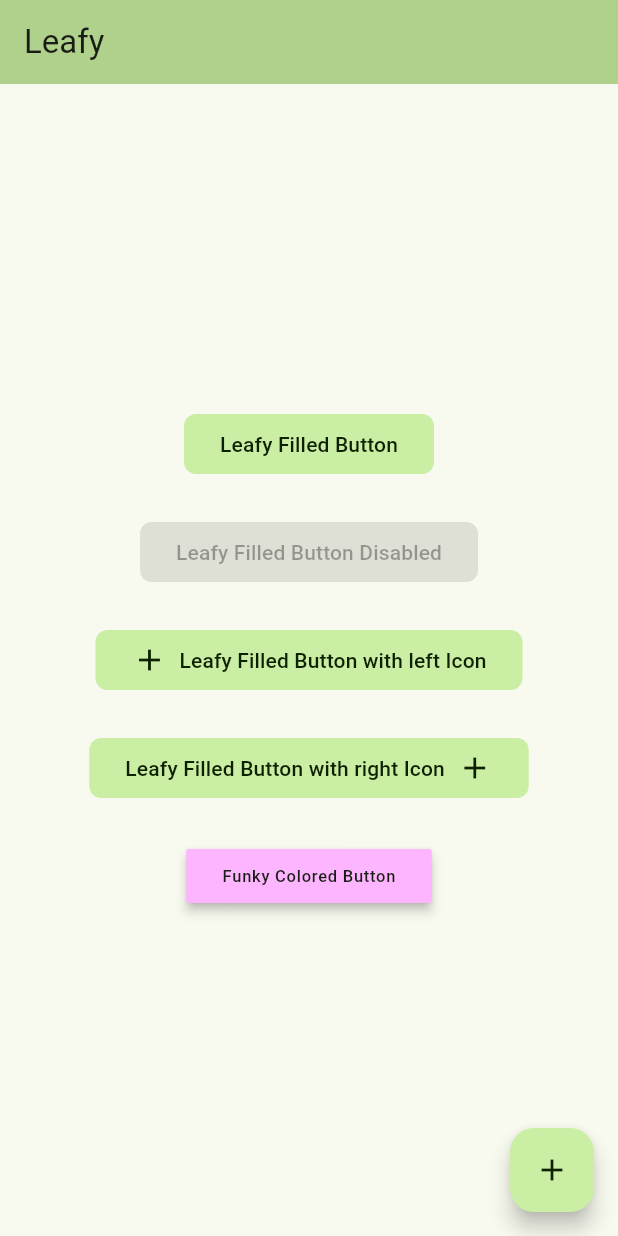
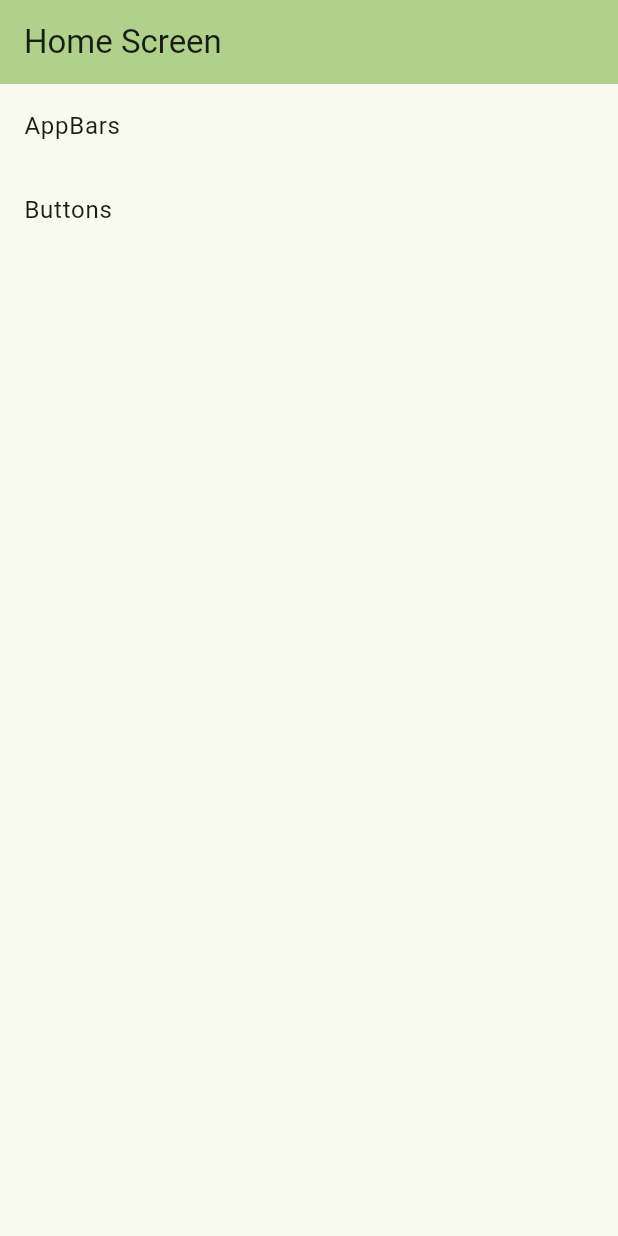
Before and after one commit to AliAkberAakash/leafy, a Flutter app: the screen it shows after launch, on a phone screen of 412 x 824 dp. Run offline on Flutter 3.47's test engine with Material 3 defaults, Android fonts, the phone set to English and light mode, and no system bars.

Commit message:
add: core screens

```diff
--- /dev/null
+++ b/example/lib/core/model/component_data.dart
@@ -0,0 +1,8 @@
+import 'package:example/core/screen/screen_widget.dart';
+
+class ComponentData {
+  final String title;
+  final ScreenWidget screen;
+
+  ComponentData(this.title, this.screen);
+}
--- /dev/null
+++ b/example/lib/core/screen/list_screen.dart
@@ -0,0 +1,31 @@
+import 'package:example/core/model/component_data.dart';
+import 'package:example/core/widget/component_tile.dart';
+import 'package:flutter/material.dart';
+
+class ListScreen extends StatelessWidget {
+  final List<ComponentData> data;
+
+  const ListScreen({
+    super.key,
+    required this.data,
+  });
+
+  @override
+  Widget build(BuildContext context) {
+    return ListView.builder(
+        itemCount: data.length,
+        itemBuilder: (ctx, idx) {
+          return ComponentTile(
+            title: data[idx].title,
+            onTap: () {
+              Navigator.push(
+                context,
+                MaterialPageRoute(
+                  builder: (context) => data[idx].screen,
+                ),
+              );
+            },
+          );
+        });
+  }
+}
--- /dev/null
+++ b/example/lib/core/screen/screen_widget.dart
@@ -0,0 +1,3 @@
+import 'package:flutter/widgets.dart';
+
+mixin ScreenWidget on Widget {}
--- /dev/null
+++ b/example/lib/core/widget/component_tile.dart
@@ -0,0 +1,26 @@
+import 'package:flutter/material.dart';
+import 'package:leafy/styles/util/extensions.dart';
+
+class ComponentTile extends StatelessWidget {
+  final String title;
+  final VoidCallback onTap;
+
+  const ComponentTile({
+    super.key,
+    required this.title,
+    required this.onTap,
+  });
+
+  @override
+  Widget build(BuildContext context) {
+    final theme = context.theme;
+
+    return ListTile(
+      title: Text(
+        title,
+        style: theme.textTheme.labelMedium,
+      ),
+      onTap: onTap,
+    );
+  }
+}
--- /dev/null
+++ b/example/lib/home/home_screen.dart
@@ -0,0 +1,34 @@
+import 'package:example/components/buttons/buttons_screen.dart';
+import 'package:example/core/model/component_data.dart';
+import 'package:example/core/screen/component_screen.dart';
+import 'package:example/core/screen/list_screen.dart';
+import 'package:flutter/material.dart';
+
+class HomeScreen extends StatelessWidget {
+  const HomeScreen({super.key});
+
+  @override
+  Widget build(BuildContext context) {
+    return Scaffold(
+      appBar: AppBar(
+        backgroundColor: Theme.of(context).colorScheme.inversePrimary,
+        title: const Text("Home Screen"),
+      ),
+      body: ListScreen(
+        data: [
+          ComponentData(
+            "AppBars",
+            const ComponentScreen(
+              title: "AppBars",
+              body: Placeholder(),
+            ),
+          ),
+          ComponentData(
+            "Buttons",
+            const ButtonsScreen(),
+          ),
+        ],
+      ),
+    );
+  }
+}
--- a/example/lib/main.dart
+++ b/example/lib/main.dart
@@ -1,7 +1,6 @@
+import 'package:example/home/home_screen.dart';
 import 'package:flutter/material.dart';
-import 'package:leafy/components/buttons/filled_button/lf_filled_button.dart';
 import 'package:leafy/styles/theme/theme.dart';
-import 'package:leafy/styles/util/extensions.dart';
 
 void main() {
   runApp(const MyApp());
@@ -16,84 +15,7 @@ class MyApp extends StatelessWidget {
       title: 'Leafy',
       theme: theme.light(),
       darkTheme: theme.dark(),
-      home: const MyHomePage(title: 'Leafy'),
+      home: const HomeScreen(),
     );
   }
 }
-
-class MyHomePage extends StatefulWidget {
-  const MyHomePage({super.key, required this.title});
-
-  final String title;
-
-  @override
-  State<MyHomePage> createState() => _MyHomePageState();
-}
-
-class _MyHomePageState extends State<MyHomePage> {
-  @override
-  Widget build(BuildContext context) {
-    final theme = context.theme;
-
-    return Scaffold(
-      appBar: AppBar(
-        backgroundColor: Theme.of(context).colorScheme.inversePrimary,
-        title: Text(widget.title),
-      ),
-      body: Center(
-        child: Column(
-          mainAxisAlignment: MainAxisAlignment.center,
-          children: <Widget>[
-            LfFilledButton(
-              label: "Leafy Filled Button",
-              onPressed: () {},
-            ),
-            SizedBox(
-              height: theme.spacingTokens.lfSpacing24,
-            ),
-            const LfFilledButton(
-              label: "Leafy Filled Button Disabled",
-            ),
-            SizedBox(
-              height: theme.spacingTokens.lfSpacing24,
-            ),
-            LfFilledButton(
-              leftIcon: Icons.add,
-              label: "Leafy Filled Button with left Icon",
-              onPressed: () {},
-            ),
-            SizedBox(
-              height: theme.spacingTokens.lfSpacing24,
-            ),
-            LfFilledButton(
-              rightIcon: Icons.add,
-              label: "Leafy Filled Button with right Icon",
-              onPressed: () {},
-            ),
-            SizedBox(
-              height: theme.spacingTokens.lfSpacing24,
-            ),
-            MaterialButton(
-              elevation: theme.elevationTokens.lfSysElevationLvl2,
-              color: theme.colorScheme.funkyContainer,
-              textColor: theme.colorScheme.funkyOnContainer,
-              child: Padding(
-                padding: EdgeInsets.all(theme.spacingTokens.lfSpacing8),
-                child: Text(
-                  "Funky Colored Button",
-                  style: Theme.of(context).textTheme.labelSmall,
-                ),
-              ),
-              onPressed: () {},
-            ),
-          ],
-        ),
-      ),
-      floatingActionButton: FloatingActionButton(
-        tooltip: 'Increment',
-        onPressed: () {},
-        child: const Icon(Icons.add),
-      ),
-    );
-  }
-}
```
Also changed, not shown: example/lib/components/buttons/buttons_screen.dart (added, +26 -0 lines), example/lib/components/buttons/filled_button_screen.dart (added, +72 -0 lines), example/lib/core/screen/component_screen.dart (added, +23 -0 lines).
